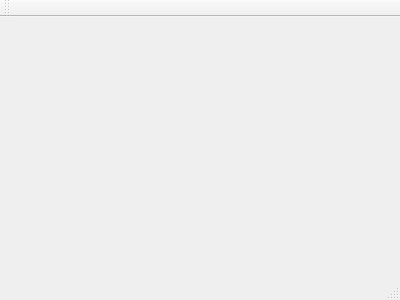
The window that src/mainwindow.ui (storrellas/nary_tree) describes before a commit, drawn with Qt 5.
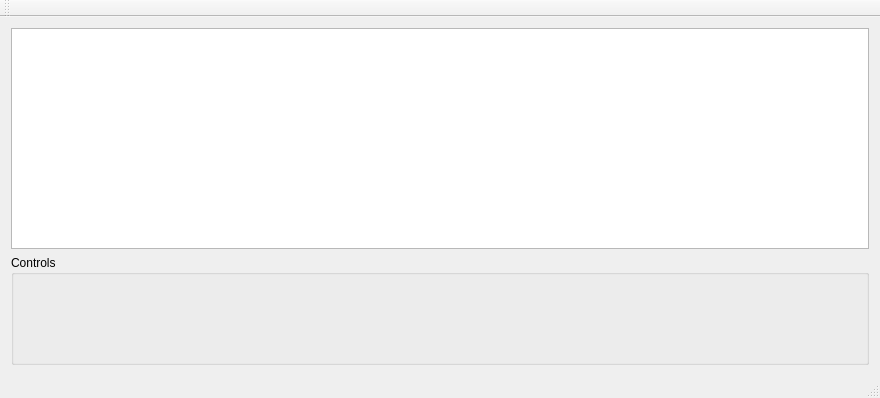
The same window after the commit.

```diff
--- a/src/mainwindow.ui
+++ b/src/mainwindow.ui
@@ -1,24 +1,58 @@
 <ui version="4.0">
  <class>MainWindow</class>
- <widget class="QMainWindow" name="MainWindow" >
-  <property name="geometry" >
+ <widget class="QMainWindow" name="MainWindow">
+  <property name="geometry">
    <rect>
     <x>0</x>
     <y>0</y>
-    <width>400</width>
-    <height>300</height>
+    <width>880</width>
+    <height>398</height>
    </rect>
   </property>
   <property name="windowTitle" >
    <string>MainWindow</string>
   </property>
-  <widget class="QMenuBar" name="menuBar" />
-  <widget class="QToolBar" name="mainToolBar" />
-  <widget class="QWidget" name="centralWidget" />
-  <widget class="QStatusBar" name="statusBar" />
+  <widget class="QWidget" name="centralWidget">
+   <layout class="QVBoxLayout" name="verticalLayout" stretch="2,1">
+    <item>
+     <widget class="QPlainTextEdit" name="consoleTextEdit">
+      <property name="font">
+       <font>
+        <family>Consolas</family>
+       </font>
+      </property>
+     </widget>
+    </item>
+    <item>
+     <widget class="QGroupBox" name="groupBox">
+      <property name="title">
+       <string>Controls</string>
+      </property>
+     </widget>
+    </item>
+   </layout>
+  </widget>
+  <widget class="QMenuBar" name="menuBar">
+   <property name="geometry">
+    <rect>
+     <x>0</x>
+     <y>0</y>
+     <width>880</width>
+     <height>21</height>
+    </rect>
+   </property>
+  </widget>
+  <widget class="QToolBar" name="mainToolBar">
+   <attribute name="toolBarArea">
+    <enum>TopToolBarArea</enum>
+   </attribute>
+   <attribute name="toolBarBreak">
+    <bool>false</bool>
+   </attribute>
+  </widget>
+  <widget class="QStatusBar" name="statusBar"/>
  </widget>
- <layoutDefault spacing="6" margin="11" />
- <pixmapfunction></pixmapfunction>
+ <layoutdefault spacing="6" margin="11"/>
  <resources/>
  <connections/>
 </ui>
```
Left out of the diff: 3 changed lines with no effect on the pictures.
